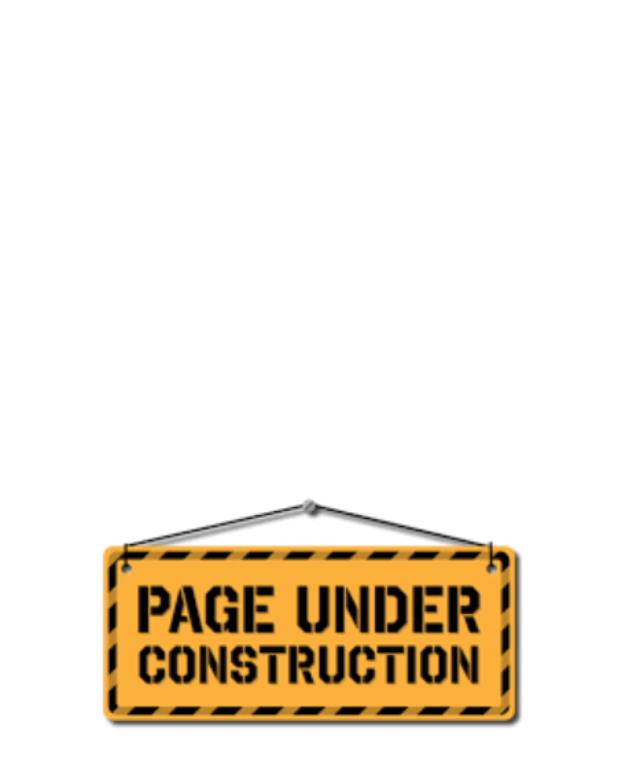
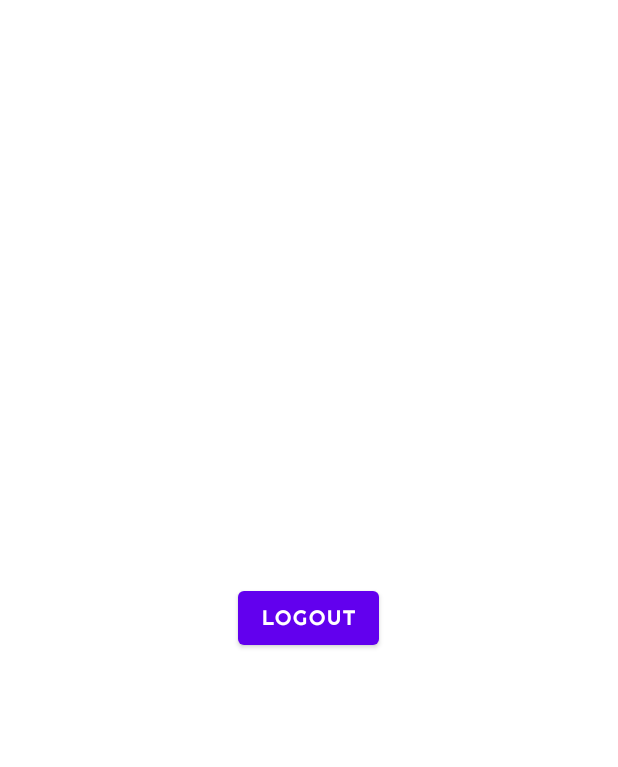
Before and after one commit to andresaftari/Gemastik-EmergencySOS, an Android app: the layout activity_main.xml on its own in the app's theme, with its tools: preview values and no code run, on a phone screen of 412 x 824 dp. Shown: the top 767 px of the screen. Run offline under Robolectric (Android 15) with nearby library versions, the phone set to English and light mode, and no system bars.

Commit message:
Registration & Login without OTP

```diff
--- a/app/src/main/AndroidManifest.xml
+++ b/app/src/main/AndroidManifest.xml
@@ -5,6 +5,7 @@
     <uses-permission android:name="android.permission.INTERNET" />
     <uses-permission android:name="android.permission.ACCESS_NETWORK_STATE" />
     <uses-permission android:name="android.permission.ACCESS_FINE_LOCATION" />
+    <uses-permission android:name="android.permission.READ_CONTACTS" />
 
     <application
         android:allowBackup="true"
@@ -13,13 +14,14 @@
         android:roundIcon="@mipmap/ic_launcher_round"
         android:supportsRtl="true"
         android:theme="@style/AppTheme">
-        <activity android:name="com.merpati.durgence.views.RegisterActivity">
+        <activity android:name="com.merpati.durgence.views.LogoActivity">
             <intent-filter>
                 <action android:name="android.intent.action.MAIN" />
 
                 <category android:name="android.intent.category.LAUNCHER" />
             </intent-filter>
         </activity>
+        <activity android:name="com.merpati.durgence.views.RegisterActivity" />
         <activity android:name="com.merpati.durgence.views.MainActivity" />
     </application>
 
--- a/app/src/main/java/com/merpati/durgence/Constants.kt
+++ b/app/src/main/java/com/merpati/durgence/Constants.kt
@@ -1,3 +1,7 @@
 package com.merpati.durgence
 
 const val DB_USERS = "users"
+const val DB_POLICE = "police"
+const val DB_HOSPITAL = "hospital"
+const val DB_FIRE = "firefighter"
+const val DB_CLINIC = "clinic"
--- a/app/src/main/res/layout/activity_main.xml
+++ b/app/src/main/res/layout/activity_main.xml
@@ -1,14 +1,14 @@
 <?xml version="1.0" encoding="utf-8"?>
 <RelativeLayout xmlns:android="http://schemas.android.com/apk/res/android"
-    xmlns:app="http://schemas.android.com/apk/res-auto"
     xmlns:tools="http://schemas.android.com/tools"
     android:layout_width="match_parent"
     android:layout_height="match_parent"
     tools:context="com.merpati.durgence.views.MainActivity">
 
-    <ImageView
-        android:src="@drawable/sample"
-        android:layout_width="match_parent"
-        android:layout_height="match_parent"
-        tools:ignore="ContentDescription" />
+    <Button
+        android:id="@+id/btn_logout"
+        android:layout_width="wrap_content"
+        android:layout_height="wrap_content"
+        android:layout_centerInParent="true"
+        android:text="LOGOUT" />
 </RelativeLayout>
--- a/app/src/main/res/values/styles.xml
+++ b/app/src/main/res/values/styles.xml
@@ -1,6 +1,6 @@
 <resources>
     <!-- Base application theme. -->
-    <style name="AppTheme" parent="Theme.MaterialComponents.Light.DarkActionBar">
+    <style name="AppTheme" parent="Theme.MaterialComponents.Light.NoActionBar">
         <!-- Customize your theme here. -->
         <item name="colorPrimary">@color/colorPrimary</item>
         <item name="colorPrimaryDark">@color/colorPrimaryDark</item>
--- a/build.gradle
+++ b/build.gradle
@@ -1,6 +1,6 @@
 // Top-level build file where you can add configuration options common to all sub-projects/modules.
 buildscript {
-    ext.kotlin_version = "1.3.72"
+    ext.kotlin_version = "1.4.0"
     repositories {
         google()
         jcenter()
```
Also changed, not shown: app/src/main/java/com/merpati/durgence/model/Users.kt (+7 -5 lines), app/src/main/java/com/merpati/durgence/views/MainActivity.kt (+19 -1 lines), app/src/main/java/com/merpati/durgence/views/RegisterActivity.kt (+20 -23 lines), app/src/main/res/drawable/main_logo.jpg (added).
